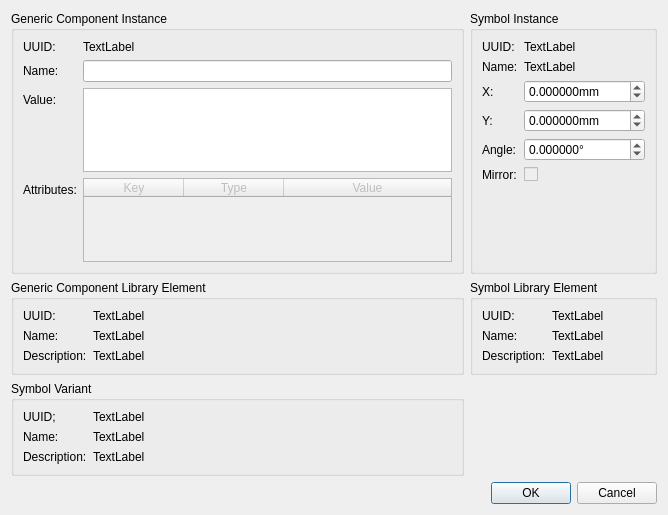
Above: src/project/schematics/symbolinstancepropertiesdialog.ui from LibrePCB/LibrePCB before the change. Below: the same form after it.
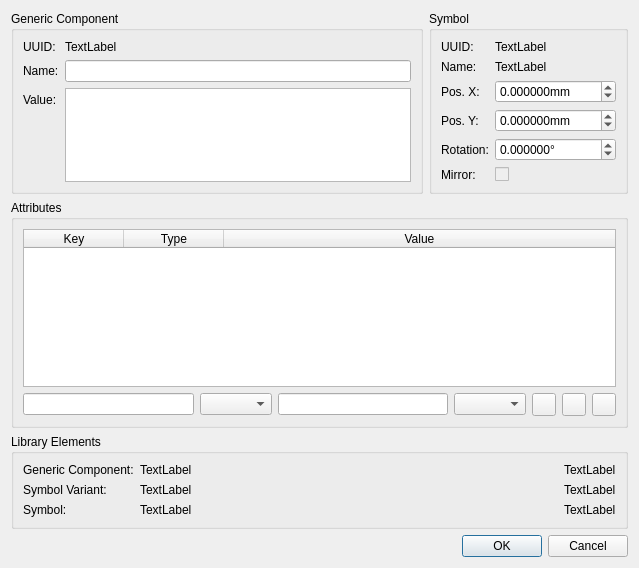
That is the form after the change. Icons and pictures are not drawn.

Commit message: use the new attribute classes in library and project classes; component attributes can now be modified in the schematic editor (symbol properties)

```diff
--- a/src/project/schematics/symbolinstancepropertiesdialog.ui
+++ b/src/project/schematics/symbolinstancepropertiesdialog.ui
@@ -6,8 +6,8 @@
    <rect>
     <x>0</x>
     <y>0</y>
-    <width>668</width>
-    <height>515</height>
+    <width>639</width>
+    <height>568</height>
    </rect>
   </property>
   <property name="windowTitle">
@@ -16,97 +16,16 @@
   <layout class="QVBoxLayout" name="verticalLayout">
    <item>
     <layout class="QGridLayout" name="gridLayout">
-     <item row="0" column="0">
-      <widget class="QGroupBox" name="gbxGenCompInst">
-       <property name="title">
-        <string>Generic Component Instance</string>
-       </property>
-       <layout class="QFormLayout" name="formLayout">
-        <item row="0" column="0">
-         <widget class="QLabel" name="label">
-          <property name="text">
-           <string>UUID:</string>
-          </property>
-         </widget>
-        </item>
-        <item row="0" column="1">
-         <widget class="QLabel" name="lblGenCompInstUuid">
-          <property name="text">
-           <string>TextLabel</string>
-          </property>
-          <property name="textInteractionFlags">
-           <set>Qt::LinksAccessibleByMouse|Qt::TextSelectableByMouse</set>
-          </property>
-         </widget>
-        </item>
-        <item row="1" column="0">
-         <widget class="QLabel" name="label_2">
-          <property name="text">
-           <string>Name:</string>
-          </property>
-         </widget>
-        </item>
-        <item row="1" column="1">
-         <widget class="QLineEdit" name="edtGenCompInstName"/>
-        </item>
-        <item row="2" column="0">
-         <widget class="QLabel" name="label_4">
-          <property name="text">
-           <string>Value:</string>
-          </property>
-         </widget>
-        </item>
-        <item row="2" column="1">
-         <widget class="QTextEdit" name="edtGenCompInstValue"/>
-        </item>
-        <item row="3" column="0">
-         <widget class="QLabel" name="label_5">
-          <property name="text">
-           <string>Attributes:</string>
-          </property>
-         </widget>
-        </item>
-        <item row="3" column="1">
-         <widget class="QTableWidget" name="tblGenCompInstAttributes">
-          <property name="enabled">
-           <bool>false</bool>
-          </property>
-          <property name="alternatingRowColors">
-           <bool>true</bool>
-          </property>
-          <property name="selectionMode">
-           <enum>QAbstractItemView::SingleSelection</enum>
-          </property>
-          <property name="selectionBehavior">
-           <enum>QAbstractItemView::SelectRows</enum>
-          </property>
-          <attribute name="horizontalHeaderStretchLastSection">
-           <bool>true</bool>
-          </attribute>
-          <column>
-           <property name="text">
-            <string>Key</string>
-           </property>
-          </column>
-          <column>
-           <property name="text">
-            <string>Type</string>
-           </property>
-          </column>
-          <column>
-           <property name="text">
-            <string>Value</string>
-           </property>
-          </column>
-         </widget>
-        </item>
-       </layout>
-      </widget>
-     </item>
      <item row="0" column="1">
       <widget class="QGroupBox" name="gbxSymbInst">
+       <property name="sizePolicy">
+        <sizepolicy hsizetype="Maximum" vsizetype="Preferred">
+         <horstretch>0</horstretch>
+         <verstretch>0</verstretch>
+        </sizepolicy>
+       </property>
        <property name="title">
-        <string>Symbol Instance</string>
+        <string>Symbol</string>
        </property>
        <layout class="QFormLayout" name="formLayout_2">
         <property name="fieldGrowthPolicy">
@@ -121,6 +40,12 @@
         </item>
         <item row="0" column="1">
          <widget class="QLabel" name="lblSymbInstUuid">
+          <property name="sizePolicy">
+           <sizepolicy hsizetype="Preferred" vsizetype="Preferred">
+            <horstretch>0</horstretch>
+            <verstretch>0</verstretch>
+           </sizepolicy>
+          </property>
           <property name="text">
            <string>TextLabel</string>
           </property>
@@ -138,6 +63,12 @@
         </item>
         <item row="1" column="1">
          <widget class="QLabel" name="lblSymbInstName">
+          <property name="sizePolicy">
+           <sizepolicy hsizetype="Preferred" vsizetype="Preferred">
+            <horstretch>0</horstretch>
+            <verstretch>0</verstretch>
+           </sizepolicy>
+          </property>
           <property name="text">
            <string>TextLabel</string>
           </property>
@@ -145,6 +76,18 @@
         </item>
         <item row="2" column="1">
          <widget class="QDoubleSpinBox" name="spbxSymbInstPosX">
+          <property name="sizePolicy">
+           <sizepolicy hsizetype="Preferred" vsizetype="Fixed">
+            <horstretch>0</horstretch>
+            <verstretch>0</verstretch>
+           </sizepolicy>
+          </property>
+          <property name="maximumSize">
+           <size>
+            <width>16777215</width>
+            <height>16777215</height>
+           </size>
+          </property>
           <property name="buttonSymbols">
            <enum>QAbstractSpinBox::UpDownArrows</enum>
           </property>
@@ -168,12 +111,24 @@
         <item row="3" column="0">
          <widget class="QLabel" name="label_7">
           <property name="text">
-           <string>Y:</string>
+           <string>Pos. Y:</string>
           </property>
          </widget>
         </item>
         <item row="3" column="1">
          <widget class="QDoubleSpinBox" name="spbxSymbInstPosY">
+          <property name="sizePolicy">
+           <sizepolicy hsizetype="Preferred" vsizetype="Fixed">
+            <horstretch>0</horstretch>
+            <verstretch>0</verstretch>
+           </sizepolicy>
+          </property>
+          <property name="maximumSize">
+           <size>
+            <width>16777215</width>
+            <height>16777215</height>
+           </size>
+          </property>
           <property name="suffix">
            <string>mm</string>
           </property>
@@ -194,12 +149,24 @@
         <item row="4" column="0">
          <widget class="QLabel" name="label_8">
           <property name="text">
-           <string>Angle:</string>
+           <string>Rotation:</string>
           </property>
          </widget>
         </item>
         <item row="4" column="1">
          <widget class="QDoubleSpinBox" name="spbxSymbInstAngle">
+          <property name="sizePolicy">
+           <sizepolicy hsizetype="Preferred" vsizetype="Fixed">
+            <horstretch>0</horstretch>
+            <verstretch>0</verstretch>
+           </sizepolicy>
+          </property>
+          <property name="maximumSize">
+           <size>
+            <width>16777215</width>
+            <height>16777215</height>
+           </size>
+          </property>
           <property name="suffix">
            <string>°</string>
           </property>
@@ -229,36 +196,70 @@
           <property name="enabled">
            <bool>false</bool>
           </property>
+          <property name="sizePolicy">
+           <sizepolicy hsizetype="Preferred" vsizetype="Fixed">
+            <horstretch>0</horstretch>
+            <verstretch>0</verstretch>
+           </sizepolicy>
+          </property>
          </widget>
         </item>
         <item row="2" column="0">
          <widget class="QLabel" name="label_6">
           <property name="text">
-           <string>X:</string>
+           <string>Pos. X:</string>
           </property>
          </widget>
         </item>
        </layout>
       </widget>
      </item>
-     <item row="1" column="0">
+     <item row="2" column="0" colspan="2">
       <widget class="QGroupBox" name="gbxGenCompLib">
+       <property name="sizePolicy">
+        <sizepolicy hsizetype="Preferred" vsizetype="Preferred">
+         <horstretch>0</horstretch>
+         <verstretch>1</verstretch>
+        </sizepolicy>
+       </property>
        <property name="title">
-        <string>Generic Component Library Element</string>
+        <string>Library Elements</string>
        </property>
-       <layout class="QFormLayout" name="formLayout_3">
-        <property name="fieldGrowthPolicy">
-         <enum>QFormLayout::AllNonFixedFieldsGrow</enum>
-        </property>
+       <layout class="QGridLayout" name="gridLayout_3">
+        <item row="1" column="0">
+         <widget class="QLabel" name="label_18">
+          <property name="sizePolicy">
+           <sizepolicy hsizetype="Maximum" vsizetype="Preferred">
+            <horstretch>0</horstretch>
+            <verstretch>0</verstretch>
+           </sizepolicy>
+          </property>
+          <property name="text">
+           <string>Symbol Variant:</string>
+          </property>
+         </widget>
+        </item>
         <item row="0" column="0">
          <widget class="QLabel" name="label_10">
+          <property name="sizePolicy">
+           <sizepolicy hsizetype="Maximum" vsizetype="Preferred">
+            <horstretch>0</horstretch>
+            <verstretch>0</verstretch>
+           </sizepolicy>
+          </property>
           <property name="text">
-           <string>UUID:</string>
+           <string>Generic Component:</string>
           </property>
          </widget>
         </item>
-        <item row="0" column="1">
+        <item row="0" column="2">
          <widget class="QLabel" name="lblGenCompLibUuid">
+          <property name="sizePolicy">
+           <sizepolicy hsizetype="Maximum" vsizetype="Preferred">
+            <horstretch>0</horstretch>
+            <verstretch>0</verstretch>
+           </sizepolicy>
+          </property>
           <property name="text">
            <string>TextLabel</string>
           </property>
@@ -267,52 +268,27 @@
           </property>
          </widget>
         </item>
-        <item row="1" column="0">
-         <widget class="QLabel" name="label_11">
-          <property name="text">
-           <string>Name:</string>
-          </property>
-         </widget>
-        </item>
-        <item row="1" column="1">
+        <item row="0" column="1">
          <widget class="QLabel" name="lblGenCompLibName">
-          <property name="text">
-           <string>TextLabel</string>
+          <property name="sizePolicy">
+           <sizepolicy hsizetype="Ignored" vsizetype="Preferred">
+            <horstretch>0</horstretch>
+            <verstretch>0</verstretch>
+           </sizepolicy>
           </property>
-         </widget>
-        </item>
-        <item row="2" column="0">
-         <widget class="QLabel" name="label_16">
           <property name="text">
-           <string>Description:</string>
-          </property>
-         </widget>
-        </item>
-        <item row="2" column="1">
-         <widget class="QLabel" name="lblGenCompLibDesc">
-          <property name="text">
            <string>TextLabel</string>
           </property>
          </widget>
         </item>
-       </layout>
-      </widget>
-     </item>
-     <item row="1" column="1">
-      <widget class="QGroupBox" name="gbxSymbLib">
-       <property name="title">
-        <string>Symbol Library Element</string>
-       </property>
-       <layout class="QFormLayout" name="formLayout_4">
-        <item row="0" column="0">
-         <widget class="QLabel" name="label_12">
-          <property name="text">
-           <string>UUID:</string>
-          </property>
-         </widget>
-        </item>
-        <item row="0" column="1">
+        <item row="2" column="2">
          <widget class="QLabel" name="lblSymbLibUuid">
+          <property name="sizePolicy">
+           <sizepolicy hsizetype="Maximum" vsizetype="Preferred">
+            <horstretch>0</horstretch>
+            <verstretch>0</verstretch>
+           </sizepolicy>
+          </property>
           <property name="text">
            <string>TextLabel</string>
           </property>
@@ -321,52 +297,27 @@
           </property>
          </widget>
         </item>
-        <item row="1" column="0">
-         <widget class="QLabel" name="label_13">
-          <property name="text">
-           <string>Name:</string>
-          </property>
-         </widget>
-        </item>
-        <item row="1" column="1">
+        <item row="2" column="1">
          <widget class="QLabel" name="lblSymbLibName">
-          <property name="text">
-           <string>TextLabel</string>
+          <property name="sizePolicy">
+           <sizepolicy hsizetype="Ignored" vsizetype="Preferred">
+            <horstretch>0</horstretch>
+            <verstretch>0</verstretch>
+           </sizepolicy>
           </property>
-         </widget>
-        </item>
-        <item row="2" column="0">
-         <widget class="QLabel" name="label_17">
           <property name="text">
-           <string>Description:</string>
-          </property>
-         </widget>
-        </item>
-        <item row="2" column="1">
-         <widget class="QLabel" name="lblSymbLibDesc">
-          <property name="text">
            <string>TextLabel</string>
           </property>
          </widget>
         </item>
-       </layout>
-      </widget>
-     </item>
-     <item row="2" column="0">
-      <widget class="QGroupBox" name="groupBox">
-       <property name="title">
-        <string>Symbol Variant</string>
-       </property>
-       <layout class="QFormLayout" name="formLayout_5">
-        <item row="0" column="0">
-         <widget class="QLabel" name="label_14">
-          <property name="text">
-           <string>UUID;</string>
-          </property>
-         </widget>
-        </item>
-        <item row="0" column="1">
+        <item row="1" column="2">
          <widget class="QLabel" name="lblSymbVarUuid">
+          <property name="sizePolicy">
+           <sizepolicy hsizetype="Maximum" vsizetype="Preferred">
+            <horstretch>0</horstretch>
+            <verstretch>0</verstretch>
+           </sizepolicy>
+          </property>
           <property name="text">
            <string>TextLabel</string>
           </property>
@@ -375,37 +326,228 @@
           </property>
          </widget>
         </item>
-        <item row="1" column="0">
-         <widget class="QLabel" name="label_15">
+        <item row="2" column="0">
+         <widget class="QLabel" name="label_17">
+          <property name="sizePolicy">
+           <sizepolicy hsizetype="Maximum" vsizetype="Preferred">
+            <horstretch>0</horstretch>
+            <verstretch>0</verstretch>
+           </sizepolicy>
+          </property>
           <property name="text">
-           <string>Name:</string>
+           <string>Symbol:</string>
           </property>
          </widget>
         </item>
         <item row="1" column="1">
          <widget class="QLabel" name="lblSymbVarName">
+          <property name="sizePolicy">
+           <sizepolicy hsizetype="Ignored" vsizetype="Preferred">
+            <horstretch>0</horstretch>
+            <verstretch>0</verstretch>
+           </sizepolicy>
+          </property>
           <property name="text">
            <string>TextLabel</string>
           </property>
          </widget>
+        </item>
+       </layout>
+      </widget>
+     </item>
+     <item row="0" column="0">
+      <widget class="QGroupBox" name="gbxGenCompInst">
+       <property name="sizePolicy">
+        <sizepolicy hsizetype="Preferred" vsizetype="Preferred">
+         <horstretch>0</horstretch>
+         <verstretch>1</verstretch>
+        </sizepolicy>
+       </property>
+       <property name="title">
+        <string>Generic Component</string>
+       </property>
+       <layout class="QFormLayout" name="formLayout">
+        <property name="fieldGrowthPolicy">
+         <enum>QFormLayout::AllNonFixedFieldsGrow</enum>
+        </property>
+        <item row="0" column="0">
+         <widget class="QLabel" name="label">
+          <property name="text">
+           <string>UUID:</string>
+          </property>
+         </widget>
+        </item>
+        <item row="0" column="1">
+         <widget class="QLabel" name="lblGenCompInstUuid">
+          <property name="sizePolicy">
+           <sizepolicy hsizetype="Preferred" vsizetype="Preferred">
+            <horstretch>0</horstretch>
+            <verstretch>0</verstretch>
+           </sizepolicy>
+          </property>
+          <property name="text">
+           <string>TextLabel</string>
+          </property>
+          <property name="textInteractionFlags">
+           <set>Qt::LinksAccessibleByMouse|Qt::TextSelectableByMouse</set>
+          </property>
+         </widget>
+        </item>
+        <item row="1" column="0">
+         <widget class="QLabel" name="label_2">
+          <property name="text">
+           <string>Name:</string>
+          </property>
+         </widget>
+        </item>
+        <item row="1" column="1">
+         <widget class="QLineEdit" name="edtGenCompInstName"/>
         </item>
         <item row="2" column="0">
-         <widget class="QLabel" name="label_18">
+         <widget class="QLabel" name="label_4">
           <property name="text">
-           <string>Description:</string>
+           <string>Value:</string>
           </property>
          </widget>
         </item>
         <item row="2" column="1">
-         <widget class="QLabel" name="lblSymbVarDesc">
-          <property name="text">
-           <string>TextLabel</string>
+         <widget class="QTextEdit" name="edtGenCompInstValue">
+          <property name="sizePolicy">
+           <sizepolicy hsizetype="Expanding" vsizetype="Maximum">
+            <horstretch>0</horstretch>
+            <verstretch>0</verstretch>
+           </sizepolicy>
           </property>
          </widget>
         </item>
        </layout>
       </widget>
      </item>
+     <item row="1" column="0" colspan="2">
+      <widget class="QGroupBox" name="groupBox">
+       <property name="sizePolicy">
+        <sizepolicy hsizetype="Preferred" vsizetype="Expanding">
+         <horstretch>0</horstretch>
+         <verstretch>100</verstretch>
+        </sizepolicy>
+       </property>
+       <property name="title">
+        <string>Attributes</string>
+       </property>
+       <layout class="QVBoxLayout" name="verticalLayout_3">
+        <item>
+         <widget class="QTableWidget" name="tblGenCompInstAttributes">
+          <property name="enabled">
+           <bool>true</bool>
+          </property>
+          <property name="sizePolicy">
+           <sizepolicy hsizetype="Expanding" vsizetype="Expanding">
+            <horstretch>0</horstretch>
+            <verstretch>0</verstretch>
+           </sizepolicy>
+          </property>
+          <property name="horizontalScrollBarPolicy">
+           <enum>Qt::ScrollBarAlwaysOff</enum>
+          </property>
+          <property name="editTriggers">
+           <set>QAbstractItemView::NoEditTriggers</set>
+          </property>
+          <property name="alternatingRowColors">
+           <bool>true</bool>
+          </property>
+          <property name="selectionMode">
+           <enum>QAbstractItemView::SingleSelection</enum>
+          </property>
+          <property name="selectionBehavior">
+           <enum>QAbstractItemView::SelectRows</enum>
+          </property>
+          <attribute name="horizontalHeaderStretchLastSection">
+           <bool>true</bool>
+          </attribute>
+          <attribute name="verticalHeaderDefaultSectionSize">
+           <number>20</number>
+          </attribute>
+          <column>
+           <property name="text">
+            <string>Key</string>
+           </property>
+          </column>
+          <column>
+           <property name="text">
+            <string>Type</string>
+           </property>
+          </column>
+          <column>
+           <property name="text">
+            <string>Value</string>
+           </property>
+          </column>
+         </widget>
+        </item>
+        <item>
+         <layout class="QGridLayout" name="gridLayout_2">
+          <item row="0" column="0">
+           <widget class="QLineEdit" name="edtAttrKey"/>
+          </item>
+          <item row="0" column="5">
+           <widget class="QToolButton" name="btnAttrApply">
+            <property name="text">
+             <string/>
+            </property>
+            <property name="icon">
+             <iconset resource="../../../img/images.qrc">
+              <normaloff>:/img/actions/apply.png</normaloff>:/img/actions/apply.png</iconset>
+            </property>
+           </widget>
+          </item>
+          <item row="0" column="1" colspan="2">
+           <widget class="QComboBox" name="cbxAttrType">
+            <property name="sizePolicy">
+             <sizepolicy hsizetype="Maximum" vsizetype="Fixed">
+              <horstretch>0</horstretch>
+              <verstretch>0</verstretch>
+             </sizepolicy>
+            </property>
+           </widget>
+          </item>
+          <item row="0" column="4">
+           <widget class="QComboBox" name="cbxAttrUnit">
+            <property name="sizePolicy">
+             <sizepolicy hsizetype="Maximum" vsizetype="Fixed">
+              <horstretch>0</horstretch>
+              <verstretch>0</verstretch>
+             </sizepolicy>
+            </property>
+           </widget>
+          </item>
+          <item row="0" column="7">
+           <widget class="QToolButton" name="btnAttrRemove">
+            <property name="icon">
+             <iconset resource="../../../img/images.qrc">
+              <normaloff>:/img/actions/minus.png</normaloff>:/img/actions/minus.png</iconset>
+            </property>
+           </widget>
+          </item>
+          <item row="0" column="3">
+           <widget class="QLineEdit" name="edtAttrValue"/>
+          </item>
+          <item row="0" column="6">
+           <widget class="QToolButton" name="btnAttrAdd">
+            <property name="text">
+             <string/>
+            </property>
+            <property name="icon">
+             <iconset resource="../../../img/images.qrc">
+              <normaloff>:/img/actions/plus_2.png</normaloff>:/img/actions/plus_2.png</iconset>
+            </property>
+           </widget>
+          </item>
+         </layout>
+        </item>
+       </layout>
+       <zorder>tblGenCompInstAttributes</zorder>
+      </widget>
+     </item>
     </layout>
    </item>
    <item>
```
Left out of the diff: 4 changed lines with no effect on the pictures. The commit also changes 17 other files.
